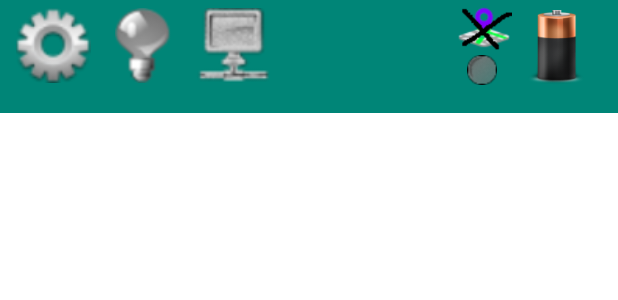
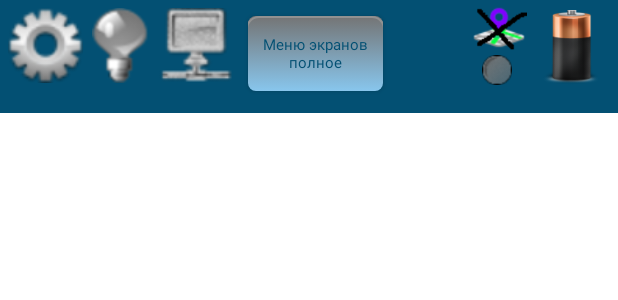
Before and after one commit to romanow-nsk/ESS2Android, an Android app: the layout activity_main.xml on its own in the app's theme, with its tools: preview values and no code run, on a phone screen of 412 x 824 dp. Shown: the top 300 px of the screen. Run offline under Robolectric (Android 15) with nearby library versions, the phone set to English and light mode, and no system bars.

Commit message:
Загрузка архитектуры

```diff
--- /dev/null
+++ b/app/src/main/java/romanow/abc/ess2/android/I_DownLoadString.java
@@ -0,0 +1,6 @@
+package romanow.abc.ess2.android;
+
+public interface I_DownLoadString {
+    public void onSuccess(String ss);
+    public void onError(String mes);
+}
--- a/app/src/main/java/romanow/abc/ess2/android/LoginSettingsMenu.java
+++ b/app/src/main/java/romanow/abc/ess2/android/LoginSettingsMenu.java
@@ -98,6 +98,7 @@ public class LoginSettingsMenu extends SettingsMenuBase {
                                 set.setUserId(user.getOid());
                                 set.setSessionToken(user.getSessionToken());
                                 ctx.popup(false,"Вошли");
+                                base.getArchitectureData().refreshArchtectureState();
                                 /*---------------------------- Регистрация на сервере не нужна -----------------
                                 String serverSim = user.getSimCardICC();
                                 String regCode = base.createRegistrationCode();
--- a/app/src/main/java/romanow/abc/ess2/android/menu/MIFileProcess.java
+++ b/app/src/main/java/romanow/abc/ess2/android/menu/MIFileProcess.java
@@ -20,7 +20,6 @@ public class MIFileProcess extends MIFileBrowser {
         public void onSelect(String path, FileDescriptionList fd, boolean longClick) {
             main.log().addView(main.createMultiGraph(R.layout.graphview,ViewProcHigh));
             main.setFullInfo(full);
-            main.hideFFTOutput = !full;
             for (FileDescription ff : fd){
                 try{
                     final InputStream is = new FileInputStream(path+"/"+ff.getOriginalFileName());
--- a/app/src/main/java/romanow/abc/ess2/android/menu/VoicePlayer.java
+++ b/app/src/main/java/romanow/abc/ess2/android/menu/VoicePlayer.java
@@ -17,7 +17,6 @@ public abstract class VoicePlayer{
     private  LinearLayout voiceButton;
     public abstract void convert(String outFile, FileDescription fd);
     public VoicePlayer(FileDescription fd, final MainActivity main) {
-        main.hideFFTOutput=false;
         final String outFile = AppData.ctx().androidFileDirectory()+"/"+VoiceFile;
         convert(outFile,fd);
         //FFTAudioTextFile xx = new FFTAudioTextFile();
--- a/app/src/main/java/romanow/abc/ess2/android/service/NetBackDefault.java
+++ b/app/src/main/java/romanow/abc/ess2/android/service/NetBackDefault.java
@@ -3,6 +3,7 @@ package romanow.abc.ess2.android.service;
 
 import romanow.abc.core.UniException;
 import romanow.abc.core.constants.Values;
+import romanow.abc.core.utils.Pair;
 
 public abstract class NetBackDefault implements NetBack {
     public NetBackDefault(){
@@ -23,4 +24,5 @@ public abstract class NetBackDefault implements NetBack {
         AppData.ctx().addStoryMessage("Ошибка сети: "+ee.toString());
         AppData.ctx().popupAndLog(true,"Сеть недоступна");
         }
-    }
+    public abstract void onSuccess(Object val);
+}
--- a/app/src/main/java/romanow/abc/ess2/android/service/Architecture.java
+++ b/app/src/main/java/romanow/abc/ess2/android/service/Rendering.java
@@ -1,4 +1,4 @@
 package romanow.abc.ess2.android.service;
 
-public class Architecture {
+public class Rendering {
 }
--- /dev/null
+++ b/app/src/main/res/drawable/button_form.xml
@@ -0,0 +1,6 @@
+<?xml version="1.0" encoding="utf-8"?>
+<selector xmlns:android="http://schemas.android.com/apk/res/android" >
+ <item android:state_pressed="true" android:drawable="@drawable/button_form_pressed" /> <!-- pressed -->
+ <item android:state_focused="true" android:drawable="@drawable/button_form_pressed" /> <!-- focused -->
+ <item android:drawable="@drawable/button_form_normal"/> <!-- default -->
+</selector>
--- /dev/null
+++ b/app/src/main/res/drawable/button_form_normal.xml
@@ -0,0 +1,19 @@
+<?xml version="1.0" encoding="utf-8"?>
+<layer-list xmlns:android="http://schemas.android.com/apk/res/android">
+<!-- This is the line -->
+<item>
+     <shape>
+
+       <gradient android:angle="90.0" android:endColor="#747474" android:startColor="#88c6ed" android:type="linear"  />
+           <corners android:radius="5dp"/>
+           </shape>
+</item>
+    <item  android:bottom="-2px"  android:right="-2px" android:left="-2px">
+      <shape>
+          <solid android:color="@android:color/transparent"/>
+            <corners android:topLeftRadius="8dp" android:topRightRadius="8dp" />
+            <stroke android:width="2px" android:color="#919191"/>
+      </shape>
+    </item>
+
+</layer-list>
--- /dev/null
+++ b/app/src/main/res/drawable/button_form_pressed.xml
@@ -0,0 +1,19 @@
+<?xml version="1.0" encoding="utf-8"?>
+<layer-list xmlns:android="http://schemas.android.com/apk/res/android">
+<!-- This is the line -->
+<item>
+     <shape>
+
+       <gradient android:angle="90.0" android:endColor="#88c6ed" android:startColor="#767676" android:type="linear"  />
+           <corners android:radius="5dp"/>
+           </shape>
+</item>
+    <item  android:bottom="-2px"  android:right="-2px" android:left="-2px">
+      <shape>
+          <solid android:color="@android:color/transparent"/>
+            <corners android:topLeftRadius="8dp" android:topRightRadius="8dp" />
+            <stroke android:width="2px" android:color="#919191"/>
+      </shape>
+    </item>
+
+</layer-list>
--- a/app/src/main/res/layout/activity_main.xml
+++ b/app/src/main/res/layout/activity_main.xml
@@ -11,11 +11,11 @@
         android:layout_width="match_parent"
         android:layout_height="wrap_content"
         android:layout_centerHorizontal="true"
-        android:background="@color/colorPrimary"
+        android:background="@color/colorESS2Back"
         android:orientation="horizontal">
         <ImageView
             android:id="@+id/headerDeployState"
-            android:layout_width="60dp"
+            android:layout_width="50dp"
             android:layout_height="50dp"
             android:layout_marginTop="5dp"
             android:layout_marginLeft="5dp"
@@ -24,7 +24,7 @@
             android:src="@drawable/settings_gray" />
         <ImageView
             android:id="@+id/headerConnectState"
-            android:layout_width="60dp"
+            android:layout_width="50dp"
             android:layout_height="50dp"
             android:clickable="true"
             android:layout_toRightOf="@id/headerDeployState"
@@ -33,13 +33,27 @@
             android:src="@drawable/status_gray" />
         <ImageView
             android:id="@+id/headerRenderState"
-            android:layout_width="60dp"
+            android:layout_width="50dp"
             android:layout_height="50dp"
             android:layout_toRightOf="@id/headerConnectState"
             android:clickable="true"
             android:layout_alignTop="@id/headerDeployState"
             android:longClickable="true"
             android:src="@drawable/connect_off" />
+        <Button style="@style/FormButton"
+            android:id="@+id/headerRenderMenu"
+            android:layout_width="90dp"
+            android:layout_height="50dp"
+            android:clickable="true"
+            android:longClickable="true"
+            android:text="Меню экранов полное"
+            android:layout_alignTop="@id/headerDeployState"
+            android:layout_toRightOf="@id/headerRenderState"
+            android:layout_marginLeft="10dp"
+            android:layout_marginTop="5dp"
+            android:textAlignment="center"
+            android:textSize="10dp"
+            />
         <ImageView
             android:id="@+id/headerMenu"
             android:layout_width="50dp"
@@ -47,7 +61,7 @@
             android:layout_alignTop="@id/headerDeployState"
             android:layout_alignParentRight="true"
             android:layout_marginTop="1dp"
-            android:layout_marginRight="15dp"
+            android:layout_marginRight="5dp"
             android:clickable="true"
             android:longClickable="true"
             android:src="@drawable/battery3" />
--- a/app/src/main/res/values/colors.xml
+++ b/app/src/main/res/values/colors.xml
@@ -2,6 +2,7 @@
 <resources>
     <color name="colorPrimary">#008577</color>
     <color name="colorPrimaryDark">#00574B</color>
+    <color name="colorESS2Back">#035073</color>
     <color name="colorAccent">#D81B60</color>
     <color name="Black">#000000</color>
     <color name="White">#FFFFFF</color>
@@ -32,4 +33,6 @@
     <color name="transparent">#00000000</color>
     <color name="viewfinder_mask">#60000000</color>
     <color name="graph_back">#ffa0c0c0</color>
+    <color name="form_button">#ff88c6ed</color>
+    <color name="form_text">#ff035073</color>
 </resources>
--- a/app/src/main/res/values/styles.xml
+++ b/app/src/main/res/values/styles.xml
@@ -41,6 +41,11 @@
         <item name="android:textColor">@color/White</item>
         <item name="android:background">@drawable/button_background</item>
     </style>
+    <style name="FormButton" parent="android:style/Widget.Button">
+        <item name="android:textSize">@dimen/txt_small</item>
+        <item name="android:textColor">@color/form_text</item>
+        <item name="android:background">@drawable/button_form</item>
+    </style>
 
     <style name="main_buttons_text" parent="android:style/Widget.TextView">
         <item name="android:textSize">@dimen/txt_normal</item>
```
Also changed, not shown: app/src/main/java/romanow/abc/ess2/android/APICall2.java (added, +43 -0 lines), app/src/main/java/romanow/abc/ess2/android/MainActivity.java (+15 -25 lines), app/src/main/java/romanow/abc/ess2/android/ModBusClientProxyDriver.java (added, +102 -0 lines), app/src/main/java/romanow/abc/ess2/android/service/ArchitectureData.java (added, +381 -0 lines).
